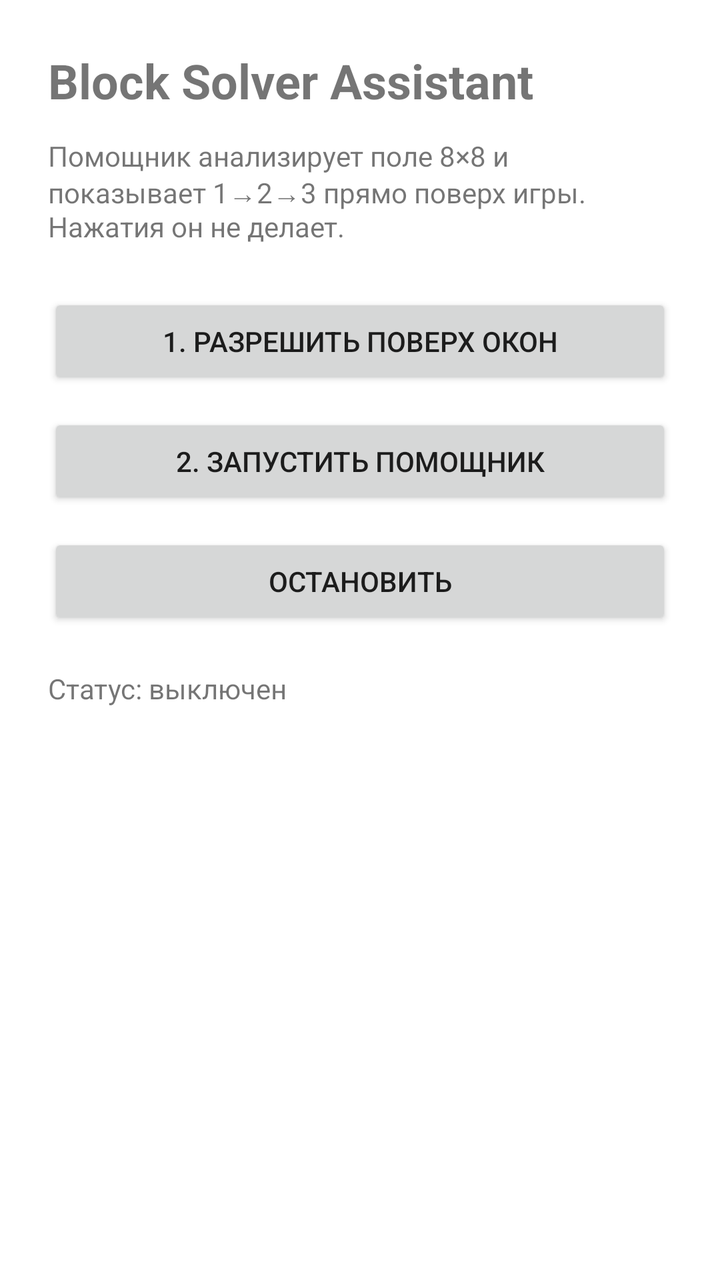
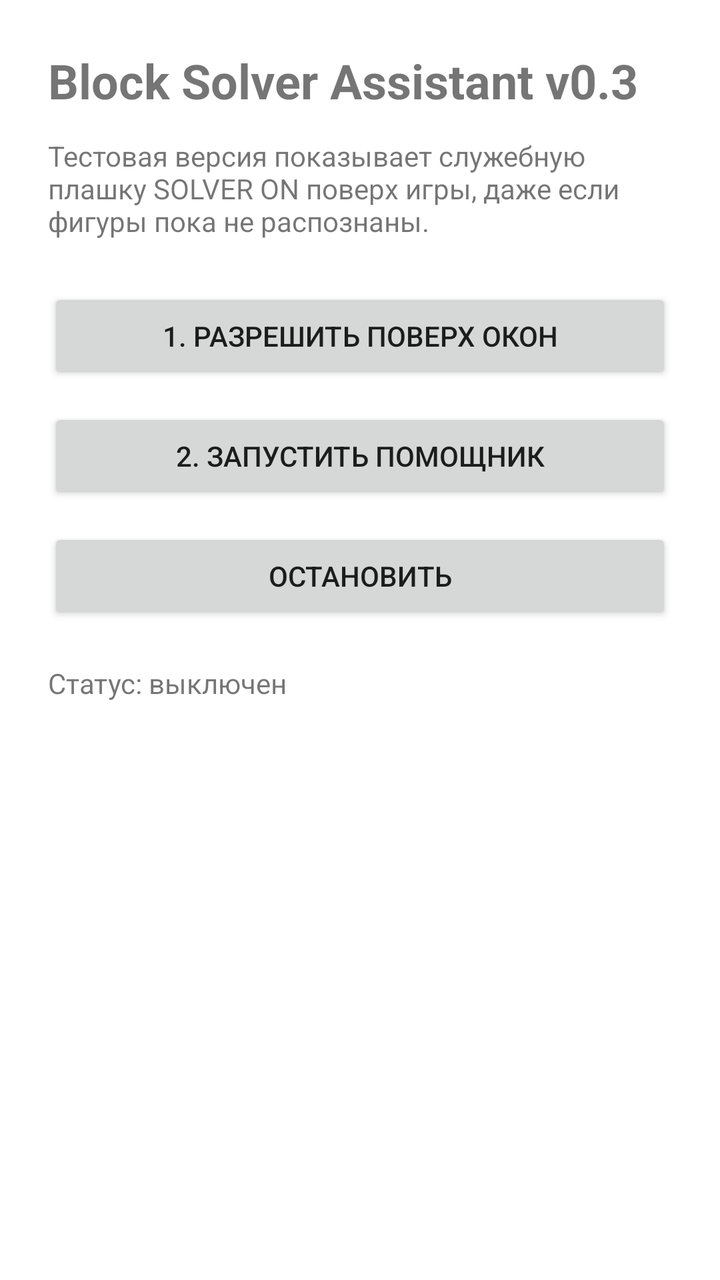

The first picture is an Android layout as it rendered before a commit; the second is the same layout after the commit. The layout source and the unified diff follow.
<!-- AndroidManifest.xml: application theme Theme.BlockSolver -->
<!-- res/layout/activity_main.xml -->
<?xml version="1.0" encoding="utf-8"?>
<LinearLayout xmlns:android="http://schemas.android.com/apk/res/android"
    android:layout_width="match_parent"
    android:layout_height="match_parent"
    android:orientation="vertical"
    android:padding="24dp">

    <TextView
        android:layout_width="match_parent"
        android:layout_height="wrap_content"
        android:text="Block Solver Assistant"
        android:textSize="24sp"
        android:textStyle="bold" />

    <TextView
        android:layout_width="match_parent"
        android:layout_height="wrap_content"
        android:layout_marginTop="12dp"
        android:text="Помощник анализирует поле 8×8 и показывает 1→2→3 прямо поверх игры. Нажатия он не делает." />

    <Button
        android:id="@+id/btnOverlay"
        android:layout_width="match_parent"
        android:layout_height="wrap_content"
        android:layout_marginTop="24dp"
        android:text="1. Разрешить поверх окон" />

    <Button
        android:id="@+id/btnStart"
        android:layout_width="match_parent"
        android:layout_height="wrap_content"
        android:layout_marginTop="12dp"
        android:text="2. Запустить помощник" />

    <Button
        android:id="@+id/btnStop"
        android:layout_width="match_parent"
        android:layout_height="wrap_content"
        android:layout_marginTop="12dp"
        android:text="Остановить" />

    <TextView
        android:id="@+id/txtStatus"
        android:layout_width="match_parent"
        android:layout_height="wrap_content"
        android:layout_marginTop="20dp"
        android:text="Статус: выключен" />
</LinearLayout>
<!-- resources referenced by this layout -->
<resources>
  <style name="Theme.BlockSolver" parent="Theme.MaterialComponents.DayNight.DarkActionBar">
          <item name="android:windowActionModeOverlay">true</item>
      </style>
</resources>

<!-- the commit's change to res/layout/activity_main.xml (unified diff, before → after) -->
@@ -8,7 +8,7 @@
     <TextView
         android:layout_width="match_parent"
         android:layout_height="wrap_content"
-        android:text="Block Solver Assistant"
+        android:text="Block Solver Assistant v0.3"
         android:textSize="24sp"
         android:textStyle="bold" />
 
@@ -16,7 +16,7 @@
         android:layout_width="match_parent"
         android:layout_height="wrap_content"
         android:layout_marginTop="12dp"
-        android:text="Помощник анализирует поле 8×8 и показывает 1→2→3 прямо поверх игры. Нажатия он не делает." />
+        android:text="Тестовая версия показывает служебную плашку SOLVER ON поверх игры, даже если фигуры пока не распознаны." />
 
     <Button
         android:id="@+id/btnOverlay"
